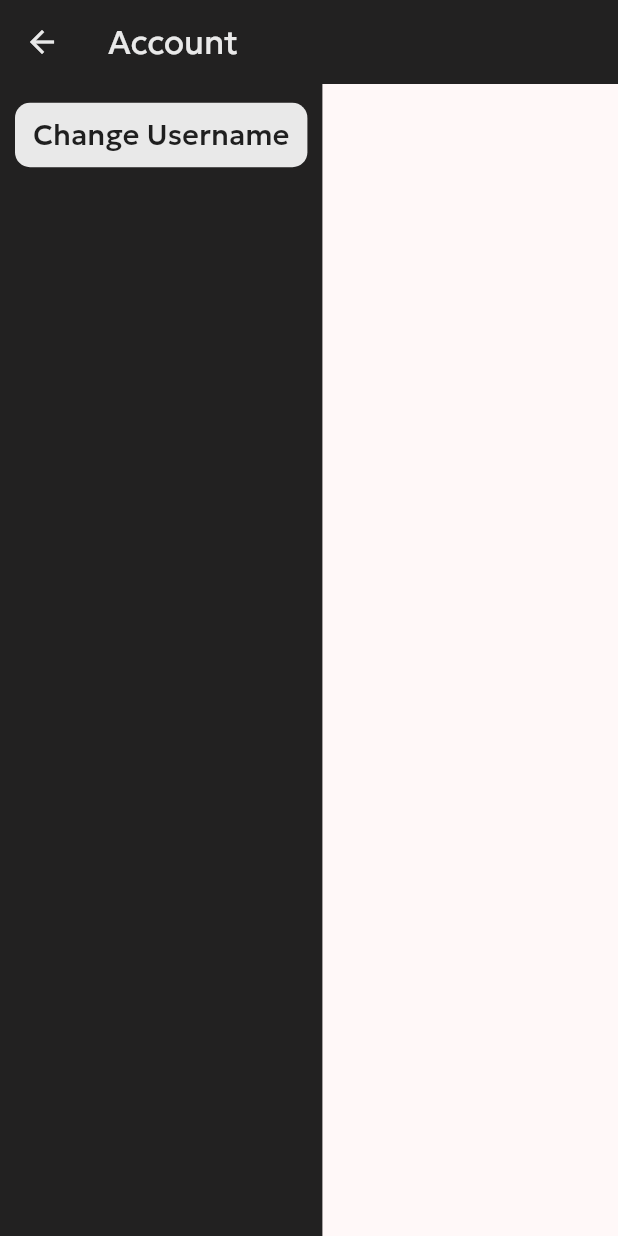
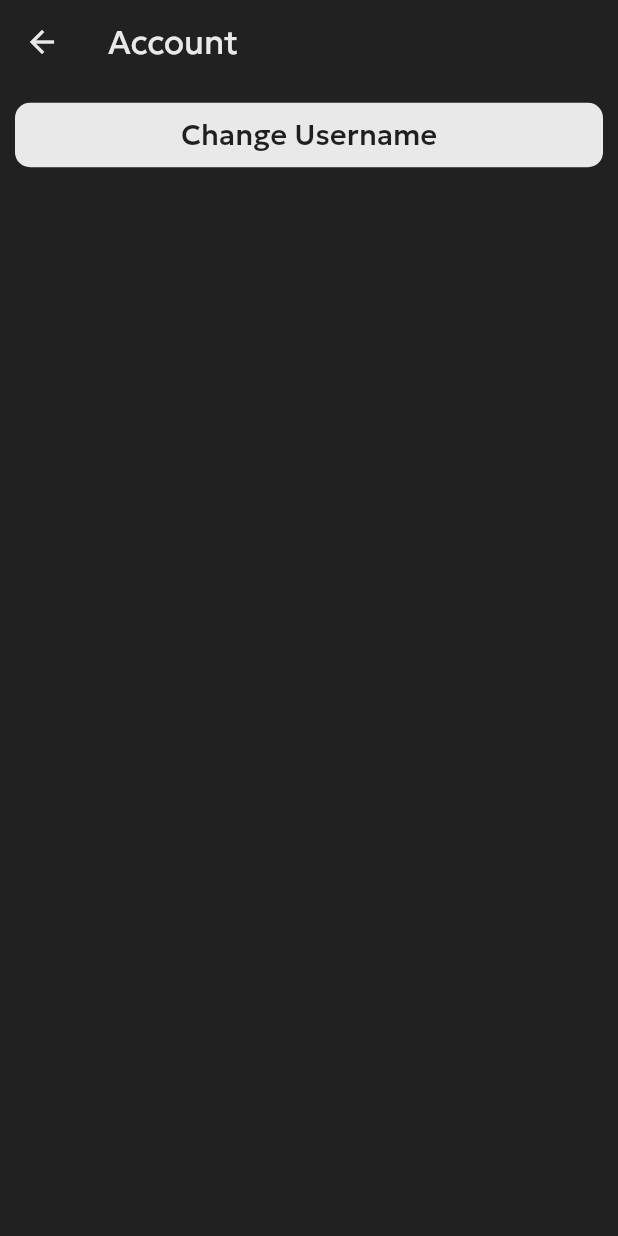
Before and after one commit to mrsrmn/pictro, a Flutter app: the AccountPage screen opened directly, on a phone screen of 412 x 824 dp. Run offline on Flutter 3.47's test engine with Material 2 defaults, Android fonts, the phone set to English and light mode, and no system bars; our stand-ins replace bloc, camera, firebase_auth, firebase_core, firebase_database, flutter_bloc and 4 more; missing offline and left inert: country_dial_code; accounts and stored records are empty; statements that could not run were skipped; project files that could hold a hidden picture were left out.

Commit message:
Fix account page layout

```diff
--- a/lib/pages/main_pages/home_page/account_page.dart
+++ b/lib/pages/main_pages/home_page/account_page.dart
@@ -16,13 +16,17 @@ class AccountPage extends StatelessWidget {
         ),
       ),
       body: Container(
+        width: double.infinity,
         decoration: const BoxDecoration(
           color: Colors.black87
         ),
         padding: const EdgeInsets.all(10),
         child: Column(
           children: [
-            ChangeUsername()
+            SizedBox(
+              width: double.infinity,
+              child: ChangeUsername(),
+            )
           ],
         ),
       ),
```
